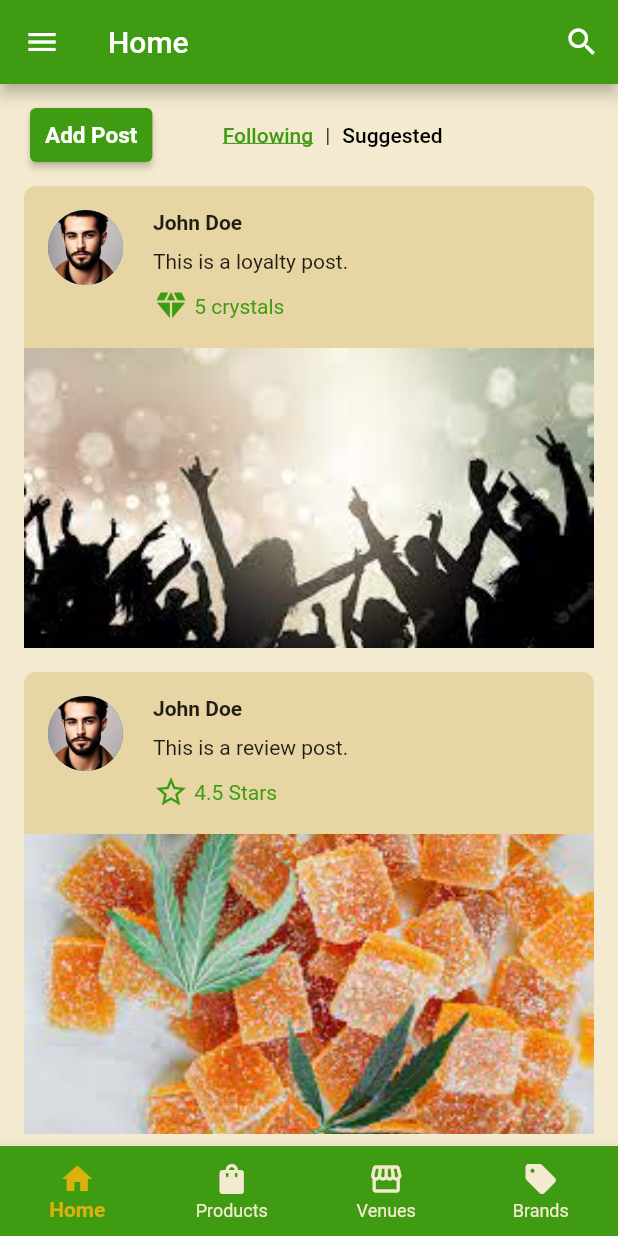
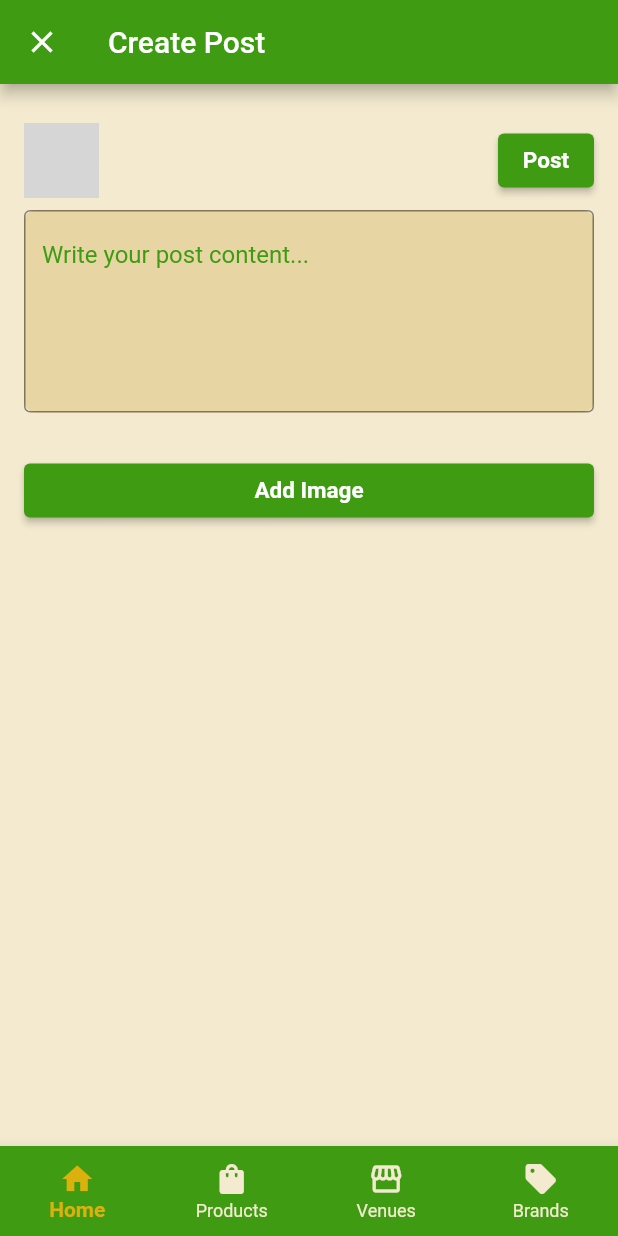
Before and after one commit to jfrazier1519/digital-marketing-demo, a Flutter app: the HomeScreen screen opened by its route, scrolled down 306 dp, after a tap on "Add Post", on a phone screen of 412 x 824 dp. Run offline on Flutter 3.47's test engine with Material 2 defaults, Android fonts, the phone set to English and light mode, and no system bars; drawn by our look-alikes of expandable_text; our stand-ins replace bloc, flutter_bloc, image_picker, loading_indicator; accounts and stored records are empty; grey boxes are pictures that could not be loaded.

Commit message:
Reef-22 | User can create posts
* feat(home): Added bottom app bar and home layout

* feat(home): updated app bar icons and changed tab names

* feat(home): started post classes and feeds

* feat(home): styled the post types

* feat(home): added bloc logic

* feat(home): added loading modal to shared

* feat(home): add max size to post with expand

* feat(home): resolved linting errors

* feat(home): clean up code

* feat(home): injected feed_bloc into feeds

* Update loading_modal.dart

* Update feed_bloc.dart

* fix(home): removed loading modal and updated user constructor

* feat(addPost): can now navigate to and from add post screen

* feat(addPost): styled page and can pick image

* feat(addPost): all done except bloc handling

* feat(addPosts): finished feature

* fix(feed): refactoring home feed

* feat(feed): finished refactoring

* feat(feed): finished refactoring for add post

* fix(post): added dispose for text controller

* fix(post): resolved requested changes

* fix(addPost): pulling auth bloc from main instead of constructor

```diff
--- a/reefer_review_mobile/lib/bloc/feed_bloc/feed_bloc.dart
+++ b/reefer_review_mobile/lib/bloc/feed_bloc/feed_bloc.dart
@@ -23,5 +23,11 @@ class FeedBloc extends Bloc<FeedEvent, FeedState> {
     on<CollapsePost>((event, emit) {
       emit(PostCollapsed(event.postId));
     });
+
+    on<AddPost>((event, emit) async {
+      await postRepository.addPost(event.post);
+      var posts = await postRepository.getPosts();
+      emit(FeedLoaded(posts));
+    });
   }
 }
--- a/reefer_review_mobile/lib/bloc/feed_bloc/feed_event.dart
+++ b/reefer_review_mobile/lib/bloc/feed_bloc/feed_event.dart
@@ -9,6 +9,11 @@ class FetchPostsUsecase extends FeedEvent {
   FetchPostsUsecase(this.feedType);
 }
 
+class AddPost extends FeedEvent {
+  final Post post;
+  AddPost(this.post);
+}
+
 class ExpandPost extends FeedEvent {
   final int postId;
   ExpandPost(this.postId);
--- a/reefer_review_mobile/lib/data/post/general_post.dart
+++ b/reefer_review_mobile/lib/data/post/general_post.dart
@@ -3,6 +3,7 @@ import 'package:reefer_review_mobile/data/post/post.dart';
 import 'package:expandable_text/expandable_text.dart';
 import '../../presentation/shared/rounded_container.dart';
 import '../models/user.dart';
+import 'dart:io';
 
 class GeneralPost extends Post {
   GeneralPost({
@@ -63,10 +64,7 @@ class GeneralPost extends Post {
               ? SizedBox(
                   height: 200,
                   width: double.infinity,
-                  child: Image.asset(
-                    image,
-                    fit: BoxFit.cover,
-                  ),
+                  child: _displayImage(image),
                 )
               : Container(),
         ],
@@ -74,3 +72,12 @@ class GeneralPost extends Post {
     );
   }
 }
+
+Widget _displayImage(String imagePath) {
+  // Check if the path is for bundled assets or file
+  if (imagePath.startsWith('assets/')) {
+    return Image.asset(imagePath, fit: BoxFit.cover);
+  } else {
+    return Image.file(File(imagePath), fit: BoxFit.cover);
+  }
+}
--- /dev/null
+++ b/reefer_review_mobile/lib/presentation/home_screen/feed.dart
@@ -0,0 +1,30 @@
+import 'package:flutter/material.dart';
+import 'package:flutter_bloc/flutter_bloc.dart';
+import '../../data/post/post_feed_type.dart';
+import '../../bloc/feed_bloc/feed_bloc.dart';
+
+class FeedScreen extends StatelessWidget {
+  final PostFeedType feedType;
+
+  const FeedScreen({required this.feedType, Key? key}) : super(key: key);
+
+  @override
+  Widget build(BuildContext context) {
+    context.read<FeedBloc>().add(FetchPostsUsecase(feedType));
+
+    return BlocBuilder<FeedBloc, FeedState>(
+      builder: (context, state) {
+        if (state is FeedLoaded) {
+          return ListView.builder(
+            itemCount: state.posts.length,
+            itemBuilder: (context, index) {
+              return state.posts[index].displayContent(context);
+            },
+          );
+        } else {
+          return const Text('Something went wrong');
+        }
+      },
+    );
+  }
+}
--- a/reefer_review_mobile/lib/presentation/home_screen/following_feed.dart
+++ /dev/null
@@ -1,33 +0,0 @@
-import 'package:flutter/material.dart';
-import '../../data/post/post_feed_type.dart';
-import 'package:flutter_bloc/flutter_bloc.dart';
-import '../../bloc/feed_bloc/feed_bloc.dart';
-import '../../repositories/post_repository.dart/fake_post_repository_impl.dart';
-
-class FollowingFeedScreen extends StatelessWidget {
-  const FollowingFeedScreen({super.key});
-
-  @override
-  Widget build(BuildContext context) {
-    return Scaffold(
-      body: BlocProvider(
-        create: (context) => FeedBloc(FakePostRepository())
-          ..add(FetchPostsUsecase(PostFeedType.Following)),
-        child: BlocBuilder<FeedBloc, FeedState>(
-          builder: (context, state) {
-            if (state is FeedLoaded) {
-              return ListView.builder(
-                itemCount: state.posts.length,
-                itemBuilder: (context, index) {
-                  return state.posts[index].displayContent(context);
-                },
-              );
-            } else {
-              return const Text('Something went wrong');
-            }
-          },
-        ),
-      ),
-    );
-  }
-}
--- a/reefer_review_mobile/lib/presentation/home_screen/home_screen.dart
+++ b/reefer_review_mobile/lib/presentation/home_screen/home_screen.dart
@@ -1,14 +1,21 @@
 import 'package:flutter/material.dart';
+import 'package:flutter_bloc/flutter_bloc.dart';
+import 'package:reefer_review_mobile/repositories/auth_repository/fake_auth_repository_impl.dart';
+import 'package:reefer_review_mobile/res/routes.dart';
+import '../../bloc/auth_bloc/auth_bloc.dart';
+import '../../bloc/feed_bloc/feed_bloc.dart';
+import 'package:reefer_review_mobile/data/post/post_feed_type.dart';
+import 'package:reefer_review_mobile/repositories/post_repository.dart/fake_post_repository_impl.dart';
+import '../../data/models/route_arguments/add_post_screen_arguments.dart';
+import 'feed.dart';
+import '../post_screen/add_post_screen.dart';
 import '../shared/navigation_menu.dart';
 import '../shared/bottom_nav_bar.dart';
-import './following_feed.dart';
-import './suggested_feed.dart';
 
 class HomeScreen extends StatefulWidget {
-  const HomeScreen({super.key});
+  const HomeScreen({Key? key}) : super(key: key);
 
   @override
-  // ignore: library_private_types_in_public_api
   _HomeScreenState createState() => _HomeScreenState();
 }
 
@@ -17,14 +24,14 @@ class _HomeScreenState extends State<HomeScreen> {
   int _selectedTabIndex = 0;
   bool _isSearching = false;
 
-  _switchContent() {
+  Widget _switchContent() {
     switch (_selectedTabIndex) {
       case 0:
-        return const FollowingFeedScreen();
+        return const FeedScreen(feedType: PostFeedType.Following);
       case 1:
-        return const SuggestedFeedScreen();
+        return const FeedScreen(feedType: PostFeedType.Suggested);
       default:
-        return const FollowingFeedScreen();
+        return const FeedScreen(feedType: PostFeedType.Following);
     }
   }
 
@@ -32,64 +39,46 @@ class _HomeScreenState extends State<HomeScreen> {
   Widget build(BuildContext context) {
     var colorScheme = Theme.of(context).colorScheme;
 
-    return SafeArea(
+    return BlocProvider(
+      create: (context) => FeedBloc(FakePostRepository()),
+      child: SafeArea(
         child: Scaffold(
           appBar: AppBar(
-          title: _isSearching
-              ? TextField(
-                  onSubmitted: (value) {
-                    // Handle the search operation here
-                  },
-                  style: const TextStyle(color: Colors.black),
-                  decoration: InputDecoration(
-                    contentPadding: const EdgeInsets.symmetric(
-                        horizontal: 10.0, vertical: 2.0),
-                    fillColor: Colors.white,
-                    filled: true,
-                    border: OutlineInputBorder(
-                      borderRadius: BorderRadius.circular(15.0),
-                      borderSide: BorderSide.none,
-                    ),
-                    hintText: 'Search...',
-                  ),
-                )
-              : const Text('Home'),
+            title: const Text('Home'),
             actions: [
-            _isSearching
-                ? IconButton(
-                    icon: const Icon(Icons.close, color: Colors.white),
-                    onPressed: () {
-                      setState(() {
-                        _isSearching = false;
-                      });
-                    },
-                  )
-                : IconButton(
+              IconButton(
                 icon: const Icon(Icons.search, color: Colors.white),
                 onPressed: () {
-                      setState(() {
-                        _isSearching = true;
-                      });
+                  Navigator.pushNamed(context, 'Search Screen');
                 },
               ),
             ],
           ),
           drawer: const NavigationMenu(name: 'User name'),
-        body: Column(
+          body: Stack(
+            children: [
+              Column(
                 children: [
                   Padding(
-              padding:
-                  const EdgeInsets.symmetric(vertical: 10.0, horizontal: 20.0),
+                    padding: const EdgeInsets.symmetric(
+                        vertical: 10.0, horizontal: 20.0),
                     child: Row(
                       mainAxisAlignment: MainAxisAlignment.spaceBetween,
                       children: [
-                  ElevatedButton(
-                    style: ElevatedButton.styleFrom(
-                      padding: const EdgeInsets.symmetric(
-                          horizontal: 10, vertical: 5),
+                        Builder(
+                          builder: (builderContext) => ElevatedButton(
+                            onPressed: () {
+                              Navigator.pushNamed(
+                                context,
+                                addPostViewRoute,
+                                arguments: AddPostScreenArguments(
+                                  feedBloc:
+                                      BlocProvider.of<FeedBloc>(builderContext),
                                 ),
-                    onPressed: () {},
+                              );
+                            },
                             child: const Text('Add Post'),
+                          ),
                         ),
                         Row(
                           children: [
@@ -139,6 +128,8 @@ class _HomeScreenState extends State<HomeScreen> {
                   Expanded(child: _switchContent()),
                 ],
               ),
+            ],
+          ),
           bottomNavigationBar: BottomNavBar(
             currentIndex: _currentIndex,
             onTap: (index) {
@@ -148,6 +139,7 @@ class _HomeScreenState extends State<HomeScreen> {
             },
           ),
         ),
+      ),
     );
   }
 }
--- /dev/null
+++ b/reefer_review_mobile/lib/presentation/post_screen/add_post_screen.dart
@@ -0,0 +1,158 @@
+import 'package:flutter/foundation.dart';
+import 'package:flutter/material.dart';
+import 'package:flutter_bloc/flutter_bloc.dart';
+import 'dart:io';
+import 'package:image_picker/image_picker.dart';
+import '../../bloc/auth_bloc/auth_bloc.dart';
+import '../shared/bottom_nav_bar.dart';
+import '../shared/rounded_container.dart';
+import '../../res/images.dart';
+import '../../data/post/general_post.dart';
+import '../../data/models/user.dart';
+import '../../bloc/feed_bloc/feed_bloc.dart';
+
+class AddPostScreen extends StatefulWidget {
+  final FeedBloc feedBloc;
+
+  const AddPostScreen({required this.feedBloc, Key? key}) : super(key: key);
+
+  @override
+  _AddPostScreenState createState() => _AddPostScreenState();
+}
+
+class _AddPostScreenState extends State<AddPostScreen> {
+  final TextEditingController _contentController = TextEditingController();
+  String? _selectedImagePath;
+
+  _selectImage() async {
+    final picker = ImagePicker();
+    final pickedFile = await picker.pickImage(source: ImageSource.gallery);
+
+    setState(() {
+      if (pickedFile != null) {
+        _selectedImagePath = pickedFile.path;
+      } else {
+        if (kDebugMode) {
+          print("No image selected");
+        }
+      }
+    });
+  }
+
+  _post() {
+    String content = _contentController.text.trim();
+
+    if (content.isEmpty) {
+      ScaffoldMessenger.of(context).showSnackBar(
+        const SnackBar(content: Text('Please enter some text before posting.')),
+      );
+      return;
+    }
+
+    final currentState =
+        BlocProvider.of<AuthBloc>(context).state; // <- Change here
+    if (currentState is AuthUserLoggedIn) {
+      User user = currentState.user;
+
+      GeneralPost post = GeneralPost(
+        postId: DateTime.now().millisecondsSinceEpoch,
+        author: user,
+        date: DateTime.now(),
+        content: content,
+        image: _selectedImagePath ?? '',
+      );
+
+      widget.feedBloc.add(AddPost(post));
+      Navigator.pop(context);
+    } else {
+      ScaffoldMessenger.of(context).showSnackBar(
+        const SnackBar(content: Text('User not logged in.')),
+      );
+    }
+  }
+
+  @override
+  void dispose() {
+    _contentController.dispose();
+    super.dispose();
+  }
+
+  @override
+  Widget build(BuildContext context) {
+    final currentState =
+        BlocProvider.of<AuthBloc>(context).state; // <- Change here
+    String? userName;
+    String? userProfileImageUrl;
+
+    if (currentState is AuthUserLoggedIn) {
+      userName = currentState.user.name;
+      userProfileImageUrl = currentState.user.profileImageUrl;
+    }
+
+    return Scaffold(
+      appBar: AppBar(
+        leading: IconButton(
+          icon: const Icon(Icons.close),
+          onPressed: () => Navigator.pop(context),
+        ),
+        title: const Text('Create Post'),
+      ),
+      body: Padding(
+        padding: const EdgeInsets.all(16.0),
+        child: SingleChildScrollView(
+          child: Column(
+            crossAxisAlignment: CrossAxisAlignment.stretch,
+            children: [
+              if (_selectedImagePath != null)
+                SizedBox(
+                  height: 200,
+                  width: double.infinity,
+                  child:
+                      Image.file(File(_selectedImagePath!), fit: BoxFit.cover),
+                ),
+              const SizedBox(height: 10),
+              Row(
+                children: [
+                  CircleAvatar(
+                    backgroundImage: AssetImage(userProfileImageUrl ?? ""),
+                    radius: 25,
+                  ),
+                  const SizedBox(width: 20),
+                  Text(
+                    userName ?? "",
+                    style: const TextStyle(fontWeight: FontWeight.bold),
+                  ),
+                  const Spacer(),
+                  ElevatedButton(
+                    onPressed: _post,
+                    child: const Text('Post'),
+                  ),
+                ],
+              ),
+              RoundedContainer(
+                margin: const EdgeInsets.symmetric(vertical: 8.0),
+                child: TextField(
+                  controller: _contentController,
+                  decoration: const InputDecoration(
+                    hintText: 'Write your post content...',
+                    border: InputBorder.none,
+                  ),
+                  maxLines: 5,
+                ),
+              ),
+              const SizedBox(height: 20),
+              ElevatedButton(
+                onPressed: _selectImage,
+                child: const Text('Add Image'),
+              ),
+            ],
+          ),
+        ),
+      ),
+      bottomNavigationBar: BottomNavBar(
+        currentIndex: 0,
+        onTap: (index) {},
+      ),
+    );
+  }
+}
--- a/reefer_review_mobile/lib/presentation/shared/rounded_container.dart
+++ b/reefer_review_mobile/lib/presentation/shared/rounded_container.dart
@@ -3,19 +3,24 @@ import 'package:flutter/material.dart';
 class RoundedContainer extends StatelessWidget {
   final Widget child;
   final EdgeInsets padding;
+  final EdgeInsets margin; // Added this line
 
-  const RoundedContainer(
-      {super.key, required this.child, this.padding = const EdgeInsets.all(0)});
+  const RoundedContainer({
+    super.key,
+    required this.child,
+    this.padding = const EdgeInsets.all(0),
+    this.margin = const EdgeInsets.symmetric(
+      vertical: 8.0,
+      horizontal: 16.0,
+    ), // Added this line
+  });
 
   @override
   Widget build(BuildContext context) {
     var colorScheme = Theme.of(context).colorScheme;
 
     return Container(
-      margin: const EdgeInsets.symmetric(
-        vertical: 8.0,
-        horizontal: 16.0,
-      ),
+      margin: margin, // Updated this line
       padding: padding,
       decoration: BoxDecoration(
         color: colorScheme.tertiary,
--- a/reefer_review_mobile/lib/res/routes.dart
+++ b/reefer_review_mobile/lib/res/routes.dart
@@ -2,6 +2,7 @@ const loadingScreenViewRoute = '/';
 const loadingModalViewRoute = 'loading';
 const loginScreenViewRoute = '/login';
 const homeScreenViewRoute = '/home';
+const addPostViewRoute = '/addPost';
 const signupScreenViewRoute = '$loginScreenViewRoute/sign-up';
 const termsAndConditionsViewRoute = '$signupScreenViewRoute/terms_&_conditions';
 const emailVerificationViewRoute = '$signupScreenViewRoute/email-verification';
--- a/reefer_review_mobile/lib/routes/router.dart
+++ b/reefer_review_mobile/lib/routes/router.dart
@@ -1,13 +1,17 @@
 import 'package:flutter/material.dart';
+import 'package:reefer_review_mobile/bloc/feed_bloc/feed_bloc.dart';
+import 'package:reefer_review_mobile/data/models/route_arguments/add_post_screen_arguments.dart';
 import 'package:reefer_review_mobile/data/models/route_arguments/email_verification_screen_arguments.dart';
 import 'package:reefer_review_mobile/presentation/loading_screen/loading_screen.dart';
 import 'package:reefer_review_mobile/presentation/login_screen/login_screen.dart';
 import 'package:reefer_review_mobile/presentation/login_screen/signup_screen/email_verification_screen/email_verification_screen.dart';
 import 'package:reefer_review_mobile/presentation/login_screen/signup_screen/signup_screen.dart';
 import 'package:reefer_review_mobile/presentation/shared/loading_modal.dart';
+import 'package:reefer_review_mobile/repositories/auth_repository/fake_auth_repository_impl.dart';
 
 import '../presentation/home_screen/home_screen.dart';
 import '../presentation/login_screen/signup_screen/terms_and_conditions_screen/terms_and_conditions_screen.dart';
+import '../presentation/post_screen/add_post_screen.dart';
 import '../presentation/shared/undefined_view.dart';
 import '../res/routes.dart';
 
@@ -19,7 +23,6 @@ Route<dynamic> generateRoute(RouteSettings settings) {
       return MaterialPageRoute(builder: (context) => const LoginScreen());
     case homeScreenViewRoute:
       return MaterialPageRoute(builder: (context) => const HomeScreen());
-
     case signupScreenViewRoute:
       return MaterialPageRoute(builder: (context) => const SignUpScreen());
     case termsAndConditionsViewRoute:
@@ -32,6 +35,11 @@ Route<dynamic> generateRoute(RouteSettings settings) {
           email: args.email,
         ),
       );
+    case addPostViewRoute:
+      final args = settings.arguments as AddPostScreenArguments;
+      return MaterialPageRoute(
+        builder: (context) => AddPostScreen(feedBloc: args.feedBloc),
+      );
     case loadingModalViewRoute:
       return LoadingModal();
     default:
--- a/reefer_review_mobile/pubspec.yaml
+++ b/reefer_review_mobile/pubspec.yaml
@@ -12,6 +12,7 @@ dependencies:
   loading_indicator: ^3.1.1
   expandable_text: ^2.1.0
   meta: ^1.3.0
+  image_picker: ^1.0.2
   bloc:
   flutter_bloc:
 
```
Also changed, not shown: reefer_review_mobile/lib/data/models/route_arguments/add_post_screen_arguments.dart (added, +8 -0 lines), reefer_review_mobile/lib/presentation/home_screen/suggested_feed.dart (deleted, +0 -33 lines), reefer_review_mobile/pubspec.lock, 5 other files. Lines whose indentation alone changed are shown as unchanged.
